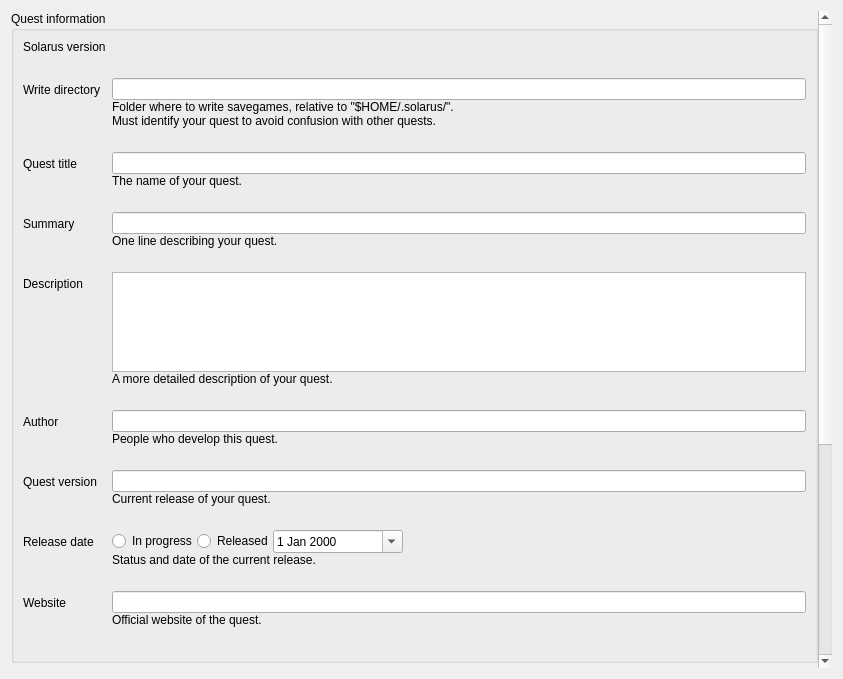
Above: src/widgets/quest_properties_editor.ui from Kangie/solarus before the change. Below: the same form after it.
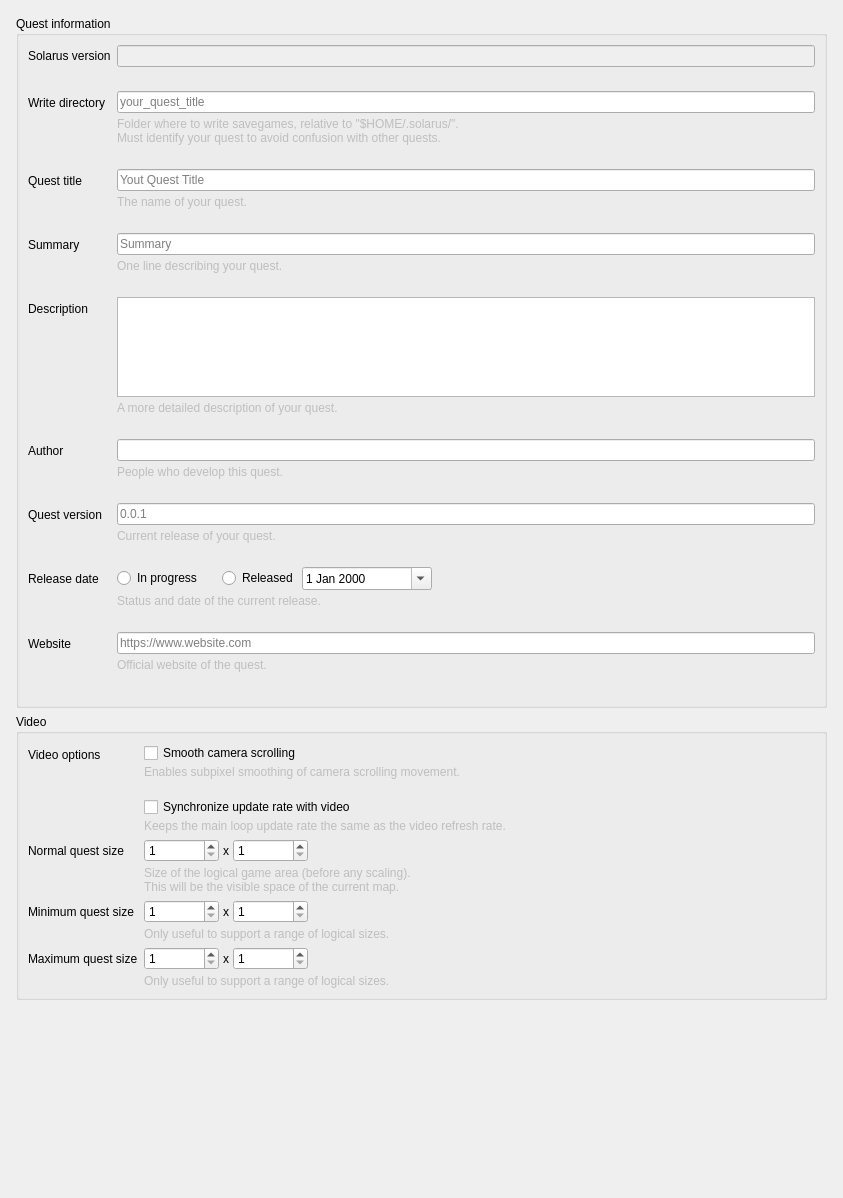
That is the form after the change. Custom widgets are drawn as their Qt base class.

The edit to the form file:
```diff
--- a/src/widgets/quest_properties_editor.ui
+++ b/src/widgets/quest_properties_editor.ui
@@ -7,7 +7,7 @@
     <x>0</x>
     <y>0</y>
     <width>843</width>
-    <height>679</height>
+    <height>1198</height>
    </rect>
   </property>
   <property name="sizePolicy">
@@ -17,6 +17,18 @@
    </sizepolicy>
   </property>
   <layout class="QVBoxLayout" name="verticalLayout_5">
+   <property name="leftMargin">
+    <number>0</number>
+   </property>
+   <property name="topMargin">
+    <number>0</number>
+   </property>
+   <property name="rightMargin">
+    <number>0</number>
+   </property>
+   <property name="bottomMargin">
+    <number>0</number>
+   </property>
    <item>
     <widget class="QScrollArea" name="scroll_area">
      <property name="frameShape">
@@ -32,23 +44,23 @@
       <property name="geometry">
        <rect>
         <x>0</x>
-        <y>-517</y>
-        <width>804</width>
-        <height>1172</height>
+        <y>0</y>
+        <width>843</width>
+        <height>1198</height>
        </rect>
       </property>
       <layout class="QVBoxLayout" name="verticalLayout_3">
        <property name="leftMargin">
-        <number>0</number>
+        <number>16</number>
        </property>
        <property name="topMargin">
-        <number>0</number>
+        <number>16</number>
        </property>
        <property name="rightMargin">
-        <number>0</number>
+        <number>16</number>
        </property>
        <property name="bottomMargin">
-        <number>0</number>
+        <number>16</number>
        </property>
        <item>
         <widget class="QGroupBox" name="quest_info_group_box">
@@ -70,6 +82,18 @@
             <property name="verticalSpacing">
              <number>24</number>
             </property>
+            <property name="leftMargin">
+             <number>0</number>
+            </property>
+            <property name="topMargin">
+             <number>0</number>
+            </property>
+            <property name="rightMargin">
+             <number>0</number>
+            </property>
+            <property name="bottomMargin">
+             <number>0</number>
+            </property>
             <item row="0" column="0">
              <widget class="QLabel" name="solarus_version_label">
               <property name="font">
@@ -82,16 +106,6 @@
               </property>
              </widget>
             </item>
-            <item row="0" column="1">
-             <widget class="QLabel" name="solarus_version_value">
-              <property name="toolTip">
-               <string>Version of the engine your data files are compatible with</string>
-              </property>
-              <property name="text">
-               <string/>
-              </property>
-             </widget>
-            </item>
             <item row="1" column="0">
              <widget class="QLabel" name="write_dir_label">
               <property name="font">
@@ -106,11 +120,33 @@
             </item>
             <item row="1" column="1">
              <layout class="QVBoxLayout" name="write_dir_layout">
+              <property name="spacing">
+               <number>4</number>
+              </property>
+              <property name="leftMargin">
+               <number>0</number>
+              </property>
+              <property name="topMargin">
+               <number>0</number>
+              </property>
+              <property name="rightMargin">
+               <number>0</number>
+              </property>
+              <property name="bottomMargin">
+               <number>0</number>
+              </property>
               <item>
-               <widget class="QLineEdit" name="write_dir_field"/>
+               <widget class="QLineEdit" name="write_dir_field">
+                <property name="placeholderText">
+                 <string>your_quest_title</string>
+                </property>
+               </widget>
               </item>
               <item>
                <widget class="QLabel" name="label">
+                <property name="enabled">
+                 <bool>false</bool>
+                </property>
                 <property name="text">
                  <string>Folder where to write savegames, relative to &quot;$HOME/.solarus/&quot;.
 Must identify your quest to avoid confusion with other quests.</string>
@@ -136,11 +172,33 @@
             </item>
             <item row="2" column="1">
              <layout class="QVBoxLayout" name="title_layout">
+              <property name="spacing">
+               <number>4</number>
+              </property>
+              <property name="leftMargin">
+               <number>0</number>
+              </property>
+              <property name="topMargin">
+               <number>0</number>
+              </property>
+              <property name="rightMargin">
+               <number>0</number>
+              </property>
+              <property name="bottomMargin">
+               <number>0</number>
+              </property>
               <item>
-               <widget class="QLineEdit" name="title_field"/>
+               <widget class="QLineEdit" name="title_field">
+                <property name="placeholderText">
+                 <string>Yout Quest Title</string>
+                </property>
+               </widget>
               </item>
               <item>
                <widget class="QLabel" name="label_2">
+                <property name="enabled">
+                 <bool>false</bool>
+                </property>
                 <property name="text">
                  <string>The name of your quest.</string>
                 </property>
@@ -162,11 +220,33 @@
             </item>
             <item row="3" column="1">
              <layout class="QVBoxLayout" name="short_description_layout">
+              <property name="spacing">
+               <number>4</number>
+              </property>
+              <property name="leftMargin">
+               <number>0</number>
+              </property>
+              <property name="topMargin">
+               <number>0</number>
+              </property>
+              <property name="rightMargin">
+               <number>0</number>
+              </property>
+              <property name="bottomMargin">
+               <number>0</number>
+              </property>
               <item>
-               <widget class="QLineEdit" name="short_description_field"/>
+               <widget class="QLineEdit" name="short_description_field">
+                <property name="placeholderText">
+                 <string>Summary</string>
+                </property>
+               </widget>
               </item>
               <item>
                <widget class="QLabel" name="label_10">
+                <property name="enabled">
+                 <bool>false</bool>
+                </property>
                 <property name="text">
                  <string>One line describing your quest.</string>
                 </property>
@@ -188,6 +268,21 @@
             </item>
             <item row="4" column="1">
              <layout class="QVBoxLayout" name="long_description_layout">
+              <property name="spacing">
+               <number>4</number>
+              </property>
+              <property name="leftMargin">
+               <number>0</number>
+              </property>
+              <property name="topMargin">
+               <number>0</number>
+              </property>
+              <property name="rightMargin">
+               <number>0</number>
+              </property>
+              <property name="bottomMargin">
+               <number>0</number>
+              </property>
               <item>
                <widget class="SolarusEditor::PlainTextEdit" name="long_description_field">
                 <property name="sizePolicy">
@@ -202,10 +297,22 @@
                   <height>100</height>
                  </size>
                 </property>
+                <property name="tabChangesFocus">
+                 <bool>true</bool>
+                </property>
+                <property name="plainText">
+                 <string notr="true"/>
+                </property>
+                <property name="placeholderText">
+                 <string>Description</string>
+                </property>
                </widget>
               </item>
               <item>
                <widget class="QLabel" name="label_12">
+                <property name="enabled">
+                 <bool>false</bool>
+                </property>
                 <property name="text">
                  <string>A more detailed description of your quest.</string>
                 </property>
@@ -227,11 +334,29 @@
             </item>
             <item row="5" column="1">
              <layout class="QVBoxLayout" name="author_layout">
+              <property name="spacing">
+               <number>4</number>
+              </property>
+              <property name="leftMargin">
+               <number>0</number>
+              </property>
+              <property name="topMargin">
+               <number>0</number>
+              </property>
+              <property name="rightMargin">
+               <number>0</number>
+              </property>
+              <property name="bottomMargin">
+               <number>0</number>
+              </property>
               <item>
                <widget class="QLineEdit" name="author_field"/>
               </item>
               <item>
                <widget class="QLabel" name="label_14">
+                <property name="enabled">
+                 <bool>false</bool>
+                </property>
                 <property name="text">
                  <string>People who develop this quest.</string>
                 </property>
@@ -253,11 +378,33 @@
             </item>
             <item row="6" column="1">
              <layout class="QVBoxLayout" name="quest_version_layout">
+              <property name="spacing">
+               <number>4</number>
+              </property>
+              <property name="leftMargin">
+               <number>0</number>
+              </property>
+              <property name="topMargin">
+               <number>0</number>
+              </property>
+              <property name="rightMargin">
+               <number>0</number>
+              </property>
+              <property name="bottomMargin">
+               <number>0</number>
+              </property>
               <item>
-               <widget class="QLineEdit" name="quest_version_field"/>
+               <widget class="QLineEdit" name="quest_version_field">
+                <property name="placeholderText">
+                 <string>0.0.1</string>
+                </property>
+               </widget>
               </item>
               <item>
                <widget class="QLabel" name="label_18">
+                <property name="enabled">
+                 <bool>false</bool>
+                </property>
                 <property name="text">
                  <string>Current release of your quest.</string>
                 </property>
@@ -279,8 +426,38 @@
             </item>
             <item row="7" column="1">
              <layout class="QVBoxLayout" name="verticalLayout">
+              <property name="spacing">
+               <number>4</number>
+              </property>
+              <property name="leftMargin">
+               <number>0</number>
+              </property>
+              <property name="topMargin">
+               <number>0</number>
+              </property>
+              <property name="rightMargin">
+               <number>0</number>
+              </property>
+              <property name="bottomMargin">
+               <number>0</number>
+              </property>
               <item>
                <layout class="QHBoxLayout" name="horizontalLayout">
+                <property name="spacing">
+                 <number>4</number>
+                </property>
+                <property name="leftMargin">
+                 <number>0</number>
+                </property>
+                <property name="topMargin">
+                 <number>0</number>
+                </property>
+                <property name="rightMargin">
+                 <number>0</number>
+                </property>
+                <property name="bottomMargin">
+                 <number>0</number>
+                </property>
                 <item>
                  <widget class="QRadioButton" name="release_status_progress_radio">
                   <property name="text">
@@ -288,6 +465,22 @@
                   </property>
                  </widget>
                 </item>
+                <item>
+                 <spacer name="horizontalSpacer_5">
+                  <property name="orientation">
+                   <enum>Qt::Orientation::Horizontal</enum>
+                  </property>
+                  <property name="sizeType">
+                   <enum>QSizePolicy::Policy::Fixed</enum>
+                  </property>
+                  <property name="sizeHint" stdset="0">
+                   <size>
+                    <width>16</width>
+                    <height>0</height>
+                   </size>
+                  </property>
+                 </spacer>
+                </item>
                 <item>
                  <widget class="QRadioButton" name="release_status_released_radio">
                   <property name="text">
@@ -315,8 +508,8 @@
                   </property>
                   <property name="sizeHint" stdset="0">
                    <size>
-                    <width>40</width>
-                    <height>20</height>
+                    <width>0</width>
+                    <height>0</height>
                    </size>
                   </property>
                  </spacer>
@@ -325,6 +518,9 @@
               </item>
               <item>
                <widget class="QLabel" name="label_20">
+                <property name="enabled">
+                 <bool>false</bool>
+                </property>
                 <property name="text">
                  <string>Status and date of the current release.</string>
                 </property>
@@ -346,11 +542,33 @@
             </item>
             <item row="8" column="1">
              <layout class="QVBoxLayout" name="website_layout">
+              <property name="spacing">
+               <number>4</number>
+              </property>
+              <property name="leftMargin">
+               <number>0</number>
+              </property>
+              <property name="topMargin">
+               <number>0</number>
+              </property>
+              <property name="rightMargin">
+               <number>0</number>
+              </property>
+              <property name="bottomMargin">
+               <number>0</number>
+              </property>
               <item>
-               <widget class="QLineEdit" name="website_field"/>
+               <widget class="QLineEdit" name="website_field">
+                <property name="placeholderText">
+                 <string>https://www.website.com</string>
+                </property>
+               </widget>
               </item>
               <item>
                <widget class="QLabel" name="label_16">
+                <property name="enabled">
+                 <bool>false</bool>
+                </property>
                 <property name="text">
                  <string>Official website of the quest.</string>
                 </property>
@@ -361,6 +579,13 @@
             <item row="9" column="1">
              <layout class="QVBoxLayout" name="flags_vlayout"/>
             </item>
+            <item row="0" column="1">
+             <widget class="QLineEdit" name="solarus_version_value">
+              <property name="enabled">
+               <bool>false</bool>
+              </property>
+             </widget>
+            </item>
            </layout>
           </item>
          </layout>
@@ -381,7 +606,19 @@
           <item>
            <layout class="QFormLayout" name="quest_info_form">
             <property name="fieldGrowthPolicy">
-             <enum>QFormLayout::AllNonFixedFieldsGrow</enum>
+             <enum>QFormLayout::FieldGrowthPolicy::AllNonFixedFieldsGrow</enum>
+            </property>
+            <property name="leftMargin">
+             <number>0</number>
+            </property>
+            <property name="topMargin">
+             <number>0</number>
+            </property>
+            <property name="rightMargin">
+             <number>0</number>
+            </property>
+            <property name="bottomMargin">
+             <number>0</number>
             </property>
             <item row="0" column="0">
              <widget class="QLabel" name="label_9">
@@ -392,6 +629,21 @@
             </item>
             <item row="0" column="1">
              <layout class="QVBoxLayout" name="verticalLayout_9">
+              <property name="spacing">
+               <number>2</number>
+              </property>
+              <property name="leftMargin">
+               <number>0</number>
+              </property>
+              <property name="topMargin">
+               <number>0</number>
+              </property>
+              <property name="rightMargin">
+               <number>0</number>
+              </property>
+              <property name="bottomMargin">
+               <number>0</number>
+              </property>
               <item>
                <widget class="QCheckBox" name="subpixel_camera">
                 <property name="text">
@@ -401,6 +653,9 @@
               </item>
               <item>
                <widget class="QLabel" name="label_long_flags">
+                <property name="enabled">
+                 <bool>false</bool>
+                </property>
                 <property name="text">
                  <string>Enables subpixel smoothing of camera scrolling movement.</string>
                 </property>
@@ -409,6 +664,22 @@
                 </property>
                </widget>
               </item>
+              <item>
+               <spacer name="verticalSpacer_2">
+                <property name="orientation">
+                 <enum>Qt::Orientation::Vertical</enum>
+                </property>
+                <property name="sizeType">
+                 <enum>QSizePolicy::Policy::Fixed</enum>
+                </property>
+                <property name="sizeHint" stdset="0">
+                 <size>
+                  <width>0</width>
+                  <height>16</height>
+                 </size>
+                </property>
+               </spacer>
+              </item>
               <item>
                <widget class="QCheckBox" name="dynamic_timestep">
                 <property name="text">
@@ -418,6 +689,9 @@
               </item>
               <item>
                <widget class="QLabel" name="label_11">
+                <property name="enabled">
+                 <bool>false</bool>
+                </property>
                 <property name="text">
                  <string>Keeps the main loop update rate the same as the video refresh rate.</string>
                 </property>
@@ -439,8 +713,35 @@
             </item>
             <item row="1" column="1">
              <layout class="QVBoxLayout" name="normal_quest_size_layout">
+              <property name="spacing">
+               <number>4</number>
+              </property>
+              <property name="leftMargin">
+               <number>0</number>
+              </property>
+              <property name="topMargin">
+               <number>0</number>
+              </property>
+              <property name="rightMargin">
+               <number>0</number>
+              </property>
+              <property name="bottomMargin">
+               <number>0</number>
+              </property>
               <item>
                <layout class="QHBoxLayout" name="horizontalLayout_2">
+                <property name="leftMargin">
+                 <number>0</number>
+                </property>
+                <property name="topMargin">
+                 <number>0</number>
+                </property>
+                <property name="rightMargin">
+                 <number>0</number>
+                </property>
+                <property name="bottomMargin">
+                 <number>0</number>
+                </property>
                 <item>
                  <widget class="QSpinBox" name="normal_size_width_field">
                   <property name="minimumSize">
@@ -493,8 +794,8 @@
                   </property>
                   <property name="sizeHint" stdset="0">
                    <size>
-                    <width>40</width>
-                    <height>20</height>
+                    <width>0</width>
+                    <height>0</height>
                    </size>
                   </property>
                  </spacer>
@@ -503,6 +804,9 @@
               </item>
               <item>
                <widget class="QLabel" name="label_3">
+                <property name="enabled">
+                 <bool>false</bool>
+                </property>
                 <property name="text">
                  <string>Size of the logical game area (before any scaling).
 This will be the visible space of the current map.</string>
@@ -528,8 +832,35 @@
             </item>
             <item row="2" column="1">
              <layout class="QVBoxLayout" name="min_quest_size_layout">
+              <property name="spacing">
+               <number>4</number>
+              </property>
+              <property name="leftMargin">
+               <number>0</number>
+              </property>
+              <property name="topMargin">
+               <number>0</number>
+              </property>
+              <property name="rightMargin">
+               <number>0</number>
+              </property>
+              <property name="bottomMargin">
+               <number>0</number>
+              </property>
               <item>
                <layout class="QHBoxLayout" name="horizontalLayout_3">
+                <property name="leftMargin">
+                 <number>0</number>
+                </property>
+                <property name="topMargin">
+                 <number>0</number>
+                </property>
+                <property name="rightMargin">
+                 <number>0</number>
+                </property>
+                <property name="bottomMargin">
+                 <number>0</number>
+                </property>
                 <item>
                  <widget class="QSpinBox" name="min_size_width_field">
                   <property name="minimumSize">
@@ -582,8 +913,8 @@
                   </property>
                   <property name="sizeHint" stdset="0">
                    <size>
-                    <width>40</width>
-                    <height>20</height>
+                    <width>0</width>
+                    <height>0</height>
                    </size>
                   </property>
                  </spacer>
@@ -592,6 +923,9 @@
               </item>
               <item>
                <widget class="QLabel" name="label_4">
+                <property name="enabled">
+                 <bool>false</bool>
+                </property>
                 <property name="text">
                  <string>Only useful to support a range of logical sizes.</string>
                 </property>
@@ -613,8 +947,35 @@
             </item>
             <item row="3" column="1">
              <layout class="QVBoxLayout" name="max_quest_size_layout">
+              <property name="spacing">
+               <number>4</number>
+              </property>
+              <property name="leftMargin">
+               <number>0</number>
+              </property>
+              <property name="topMargin">
+               <number>0</number>
+              </property>
+              <property name="rightMargin">
+               <number>0</number>
+              </property>
+              <property name="bottomMargin">
+               <number>0</number>
+              </property>
               <item>
                <layout class="QHBoxLayout" name="horizontalLayout_4">
+                <property name="leftMargin">
+                 <number>0</number>
+                </property>
+                <property name="topMargin">
+                 <number>0</number>
+                </property>
+                <property name="rightMargin">
+                 <number>0</number>
+                </property>
+                <property name="bottomMargin">
+                 <number>0</number>
+                </property>
                 <item>
                  <widget class="QSpinBox" name="max_size_width_field">
                   <property name="minimumSize">
@@ -667,8 +1028,8 @@
                   </property>
                   <property name="sizeHint" stdset="0">
                    <size>
-                    <width>40</width>
-                    <height>20</height>
+                    <width>0</width>
+                    <height>0</height>
                    </size>
                   </property>
                  </spacer>
@@ -677,6 +1038,9 @@
               </item>
               <item>
                <widget class="QLabel" name="label_6">
+                <property name="enabled">
+                 <bool>false</bool>
+                </property>
                 <property name="text">
                  <string>Only useful to support a range of logical sizes.</string>
                 </property>
@@ -696,8 +1060,8 @@
          </property>
          <property name="sizeHint" stdset="0">
           <size>
-           <width>20</width>
-           <height>40</height>
+           <width>0</width>
+           <height>0</height>
           </size>
          </property>
         </spacer>
```
Left out of the diff: 16 changed lines with no effect on the pictures.
